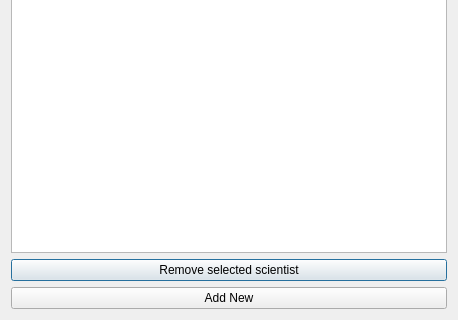
Before: the Qt Designer form sciwindow.ui in sandraBender/VLN1-hopur2, drawn with Qt 5; both pictures show x 0 to 458 and y 154 to 474 of the 458 by 474 pixel window.
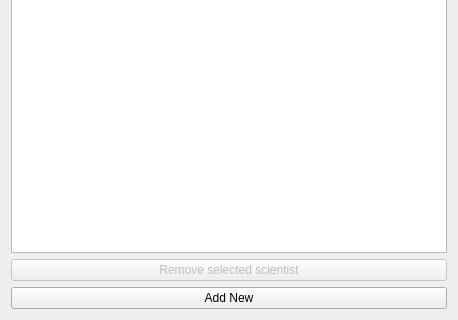
After: the same form once the commit is applied.

```diff
--- a/sciwindow.ui
+++ b/sciwindow.ui
@@ -62,7 +62,10 @@
         </widget>
        </item>
        <item>
-        <widget class="QPushButton" name="pushButton">
+        <widget class="QPushButton" name="button_remove_student">
+         <property name="enabled">
+          <bool>false</bool>
+         </property>
          <property name="text">
           <string>Remove selected scientist</string>
          </property>
```
Left out of the diff: 3 changed lines with no effect on the pictures.
